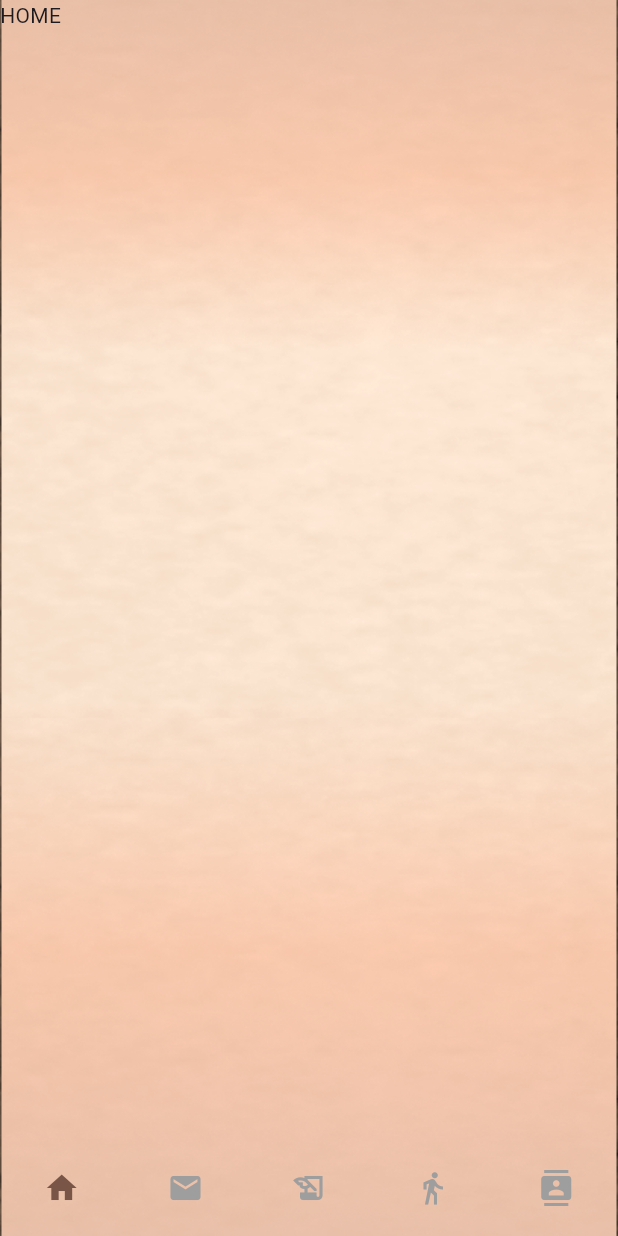
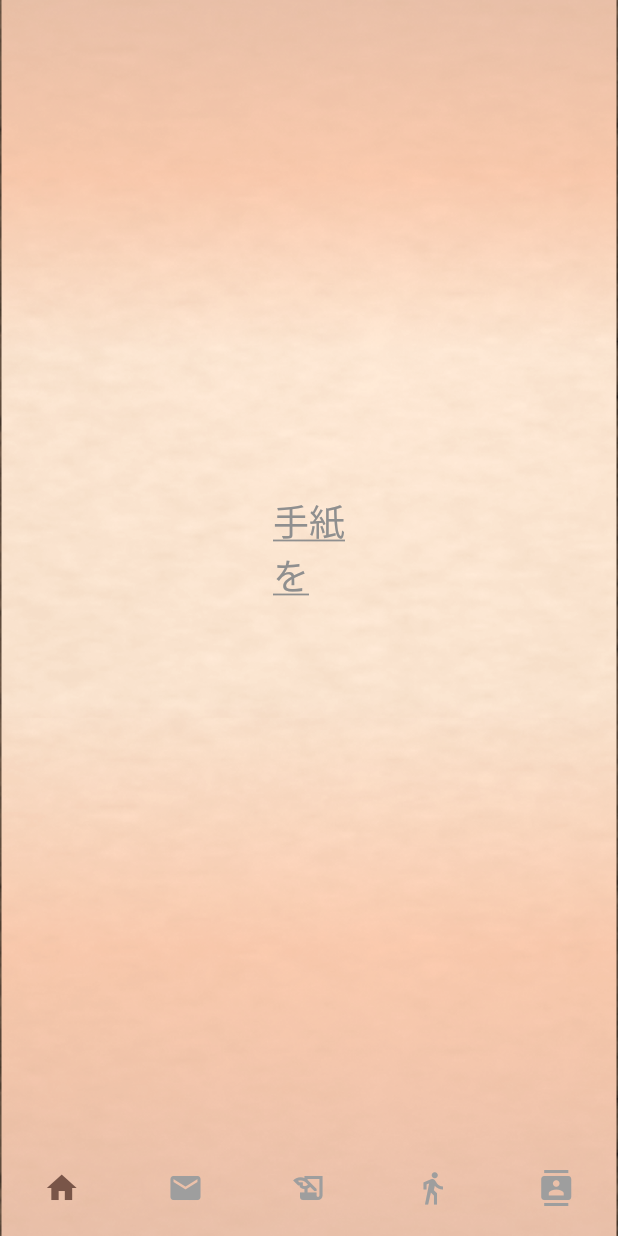
Before and after one commit to Soynyuu/digital_hikyaku, a Flutter app: the screen it shows after launch, on a phone screen of 412 x 824 dp. Run offline on Flutter 3.47's test engine with Material 3 defaults, Android fonts, the phone set to English and light mode, and no system bars; our stand-ins replace google_fonts.

Commit message:
いろいろ

```diff
--- a/lib/main.dart
+++ b/lib/main.dart
@@ -1,5 +1,5 @@
 import 'package:flutter/material.dart';
-import 'screens/home.dart';
+import 'screens/bottombar.dart';
 
 void main() {
   runApp(MyApp());
@@ -22,7 +22,7 @@ class MyApp extends StatelessWidget {
             fit: BoxFit.cover,
           ),
         ),
-        child: HomeScreen(),
+        child: BottomBar(),
       ),
     );
   }
--- a/lib/screens/home.dart
+++ b/lib/screens/bottombar.dart
@@ -1,28 +1,25 @@
 import 'package:flutter/material.dart';
+import 'contacts/contacts.dart';
+import 'home/home.dart';
+import 'letter_read/read_top.dart';
+import 'letter_write/write_top.dart';
+import 'walk_history/walk.dart';
 
-class HomeScreen extends StatefulWidget {
-  const HomeScreen({Key? key}) : super(key: key);
+class BottomBar extends StatefulWidget {
+  const BottomBar({Key? key}) : super(key: key);
   @override
-  _HomeScreenState createState() => _HomeScreenState();
+  _BottomBarState createState() => _BottomBarState();
 }
 
-class _HomeScreenState extends State<HomeScreen> {
+class _BottomBarState extends State<BottomBar> {
   int _selectedIndex = 0;
 
-  static const List<Widget> _widgetOptions = <Widget>[
-    Text(
-      'HOME',
-    ),
-    Text(
-      'みる',
-    ),
-    Text(
-      'かく',
-    ),
-    Text(
-      '歩いた距離',
-    ),
-    Text('住所録'),
+  static List<Widget> _widgetOptions = <Widget>[
+    HomeScreen(),
+    LetterReadScreen(),
+    LetterWriteScreen(),
+    WalkHistoryScreen(),
+    ContactsScreen(),
   ];
 
   void _onItemTapped(int index) {
@@ -47,7 +44,6 @@ class _HomeScreenState extends State<HomeScreen> {
           BottomNavigationBarItem(
             icon: Icon(Icons.local_post_office),
             label: '見る',
-
           ),
           BottomNavigationBarItem(
             icon: Icon(Icons.history_edu),
--- /dev/null
+++ b/lib/screens/home/home.dart
@@ -0,0 +1,22 @@
+import 'package:flutter/material.dart';
+import 'package:google_fonts/google_fonts.dart';
+
+class HomeScreen extends StatelessWidget {
+  const HomeScreen({super.key});
+
+  @override
+  Widget build(BuildContext context) {
+    return Center(
+      child: TextButton
+      (onPressed: (){},
+        child: RichText(
+          text: TextSpan(
+            children: [
+              TextSpan(text:"手紙\nを",style: GoogleFonts.sawarabiMincho(fontSize:24,color: Color( 0xFF8F8F8F),decoration: TextDecoration.underline)),
+              TextSpan(text:"\nかく",style: GoogleFonts.sawarabiMincho(fontSize:24,color: Color(0x542E00),decoration: TextDecoration.underline)),
+              ]),
+              )
+      )
+    );
+  }
+}
--- a/pubspec.yaml
+++ b/pubspec.yaml
@@ -34,6 +34,7 @@ dependencies:
   # The following adds the Cupertino Icons font to your application.
   # Use with the CupertinoIcons class for iOS style icons.
   cupertino_icons: ^1.0.8
+  google_fonts: ^6.2.1
 
 dev_dependencies:
   flutter_test:
```
Also changed, not shown: lib/screens/contacts/contacts.dart (added, +10 -0 lines), lib/screens/letter_read/read_top.dart (added, +10 -0 lines), lib/screens/letter_write/write_top.dart (added, +10 -0 lines), lib/screens/walk_history/walk.dart (added, +10 -0 lines), pubspec.lock, 2 other files.
